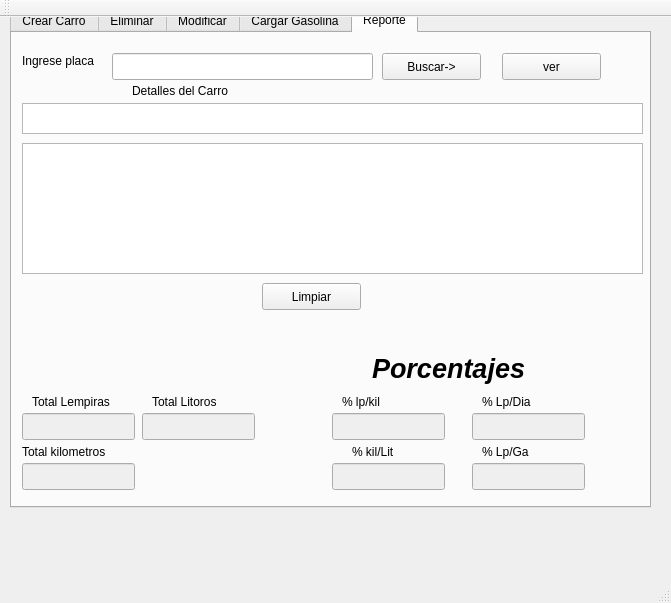
Old version of the form principal.ui in the repository Jossymelgar/clase-proyec.
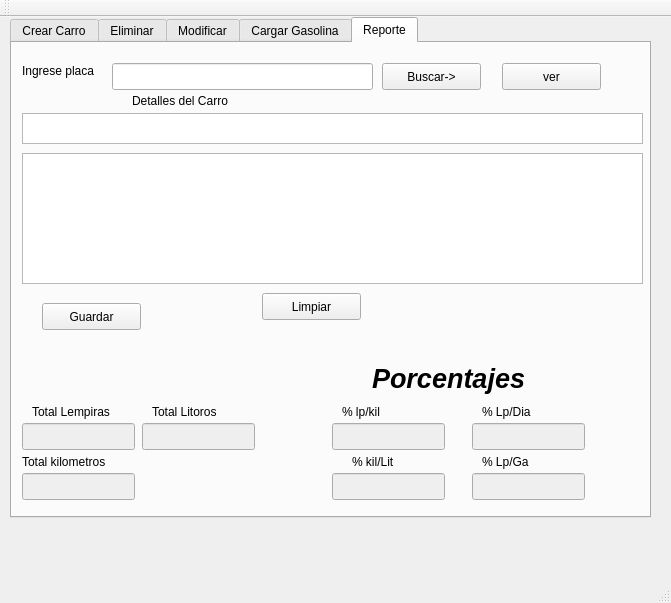
New version of the form. The open tabs and pages were chosen to show the change.

```diff
--- a/principal.ui
+++ b/principal.ui
@@ -18,7 +18,7 @@
     <property name="geometry">
      <rect>
       <x>10</x>
-      <y>-10</y>
+      <y>0</y>
       <width>641</width>
       <height>501</height>
      </rect>
@@ -1004,6 +1004,19 @@
        <string>Porcentajes</string>
       </property>
      </widget>
+     <widget class="QPushButton" name="pushButton_8">
+      <property name="geometry">
+       <rect>
+        <x>30</x>
+        <y>260</y>
+        <width>99</width>
+        <height>27</height>
+       </rect>
+      </property>
+      <property name="text">
+       <string>Guardar</string>
+      </property>
+     </widget>
     </widget>
    </widget>
   </widget>
```
Left out of the diff: 2 changed lines with no effect on the pictures.
